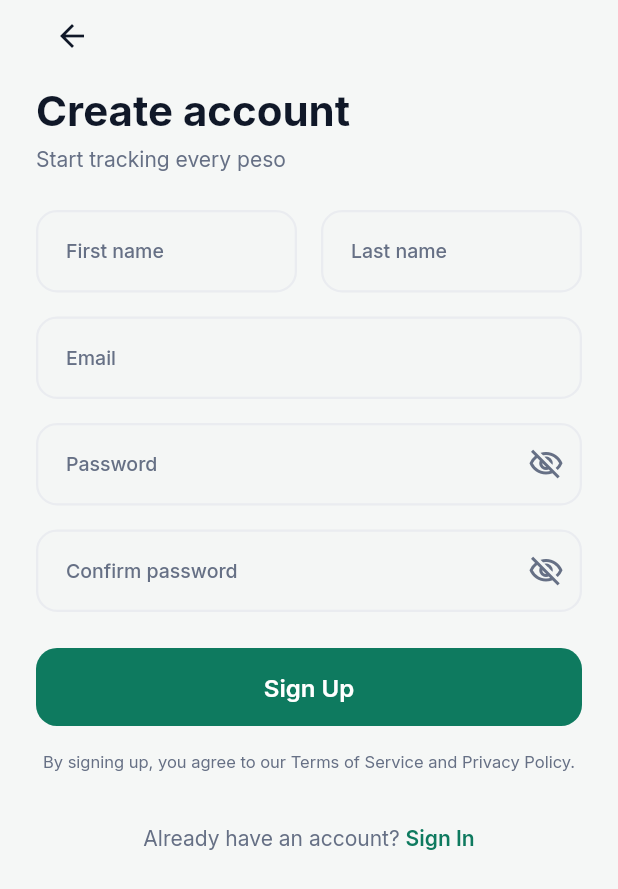
After one commit to iamjmydv/PitakapFlutter, a Flutter app: the SignUpPage screen opened by its route, on a phone screen of 412 x 824 dp. The commit adds this screen. Shown: the top 889 px of the screen. Run offline on Flutter 3.47's test engine with Material 3 defaults, Android fonts, the phone set to English and light mode, and no system bars; our stand-ins replace firebase_core, flutter_riverpod, go_router, shared_preferences; accounts and stored records are empty.

Commit message:
feat(auth): add sign up screen and login navigation
- Build the sign up screen to match the design in light and dark themes
- Add confirmPassword and notEmpty validators with unit tests
- Register the sign-up route and wire login to sign up and back
- Guard the back action so a direct deep link still reaches login

```diff
--- a/pitakapflutter/lib/core/resources/strings.dart
+++ b/pitakapflutter/lib/core/resources/strings.dart
@@ -1,6 +1,18 @@
 class Strings {
   static const String appName = 'Pitakap';
   static const String appTagline = 'Your wallet, tracked';
+
+  static const String signUpTitle = 'Create account';
+  static const String signUpSubtitle = 'Start tracking every peso';
+  static const String signUpAction = 'Sign Up';
+  static const String signUpTerms =
+      'By signing up, you agree to our Terms of Service and Privacy Policy.';
+  static const String signUpHaveAccount = 'Already have an account? ';
+  static const String signUpSignInLink = 'Sign In';
+
+  static const String firstNameLabel = 'First name';
+  static const String lastNameLabel = 'Last name';
+  static const String confirmPasswordLabel = 'Confirm password';
 
   static const String emailLabel = 'Email';
   static const String passwordLabel = 'Password';
@@ -51,7 +63,10 @@ class Strings {
   static const String passwordRequired = 'Password is required';
   static const String passwordTooShort =
       'Password must be at least 6 characters';
-  static const String nameRequired = 'Name is required';
+  static const String firstNameRequired = 'First name is required';
+  static const String lastNameRequired = 'Last name is required';
+  static const String confirmPasswordRequired = 'Please confirm your password';
+  static const String passwordsDoNotMatch = 'Passwords do not match';
   static const String amountRequired = 'Amount is required';
   static const String amountInvalid = 'Enter a valid amount';
 
--- a/pitakapflutter/lib/core/router/app_router.dart
+++ b/pitakapflutter/lib/core/router/app_router.dart
@@ -4,6 +4,7 @@ import 'package:go_router/go_router.dart';
 import 'package:pitakapflutter/core/router/app_routes.dart';
 import 'package:pitakapflutter/core/router/main_shell.dart';
 import 'package:pitakapflutter/feature/auth/presentation/login/login_page.dart';
+import 'package:pitakapflutter/feature/auth/presentation/sign_up/sign_up_page.dart';
 import 'package:pitakapflutter/feature/dashboard/presentation/dashboard_page.dart';
 import 'package:pitakapflutter/feature/expense/presentation/expenses_page.dart';
 import 'package:pitakapflutter/feature/onboarding/presentation/onboarding_page.dart';
@@ -34,6 +35,10 @@ final goRouterProvider = Provider<GoRouter>((ref) {
         path: AppRoutes.login,
         builder: (context, state) => const LoginPage(),
       ),
+      GoRoute(
+        path: AppRoutes.signUp,
+        builder: (context, state) => const SignUpPage(),
+      ),
       StatefulShellRoute.indexedStack(
         builder: (context, state, navigationShell) =>
             MainShell(navigationShell: navigationShell),
--- a/pitakapflutter/lib/core/router/app_routes.dart
+++ b/pitakapflutter/lib/core/router/app_routes.dart
@@ -2,6 +2,7 @@ abstract final class AppRoutes {
   static const String splash = '/';
   static const String onboarding = '/onboarding';
   static const String login = '/login';
+  static const String signUp = '/sign-up';
   static const String dashboard = '/dashboard';
   static const String subscriptions = '/subscriptions';
   static const String expenses = '/expenses';
--- a/pitakapflutter/lib/core/utils/validators.dart
+++ b/pitakapflutter/lib/core/utils/validators.dart
@@ -24,4 +24,15 @@ abstract final class Validators {
 
     return null;
   }
+
+  static String? confirmPassword(String? value, String password) {
+    if ((value ?? '').isEmpty) return Strings.confirmPasswordRequired;
+    if (value != password) return Strings.passwordsDoNotMatch;
+
+    return null;
+  }
+
+  static String? notEmpty(String? value, String message) {
+    return (value?.trim() ?? '').isEmpty ? message : null;
+  }
 }
--- a/pitakapflutter/lib/feature/auth/presentation/login/login_page.dart
+++ b/pitakapflutter/lib/feature/auth/presentation/login/login_page.dart
@@ -1,7 +1,9 @@
 import 'package:flutter/material.dart';
 import 'package:flutter_riverpod/flutter_riverpod.dart';
+import 'package:go_router/go_router.dart';
 import 'package:pitakapflutter/core/common/common.dart';
 import 'package:pitakapflutter/core/resources/strings.dart';
+import 'package:pitakapflutter/core/router/app_routes.dart';
 import 'package:pitakapflutter/core/theme/app_theme.dart';
 import 'package:pitakapflutter/core/utils/validators.dart';
 import 'package:pitakapflutter/core/widgets/app_logo.dart';
@@ -31,6 +33,8 @@ class _LoginPageState extends ConsumerState<LoginPage> {
     FocusScope.of(context).unfocus();
     _formKey.currentState?.validate();
   }
+
+  void _openSignUp() => context.push(AppRoutes.signUp);
 
   @override
   Widget build(BuildContext context) {
@@ -97,7 +101,7 @@ class _LoginPageState extends ConsumerState<LoginPage> {
                   CommonRichLinkText(
                     text: Strings.loginNoAccount,
                     linkText: Strings.loginSignUpLink,
-                    onTap: () {},
+                    onTap: _openSignUp,
                   ),
                   const SizedBox(height: AppSpacing.lg),
                 ],
--- /dev/null
+++ b/pitakapflutter/lib/feature/auth/presentation/sign_up/sign_up_page.dart
@@ -0,0 +1,176 @@
+import 'package:flutter/material.dart';
+import 'package:flutter_riverpod/flutter_riverpod.dart';
+import 'package:go_router/go_router.dart';
+import 'package:pitakapflutter/core/common/common.dart';
+import 'package:pitakapflutter/core/resources/strings.dart';
+import 'package:pitakapflutter/core/router/app_routes.dart';
+import 'package:pitakapflutter/core/theme/app_theme.dart';
+import 'package:pitakapflutter/core/utils/validators.dart';
+
+class SignUpPage extends ConsumerStatefulWidget {
+  const SignUpPage({super.key});
+
+  @override
+  ConsumerState<SignUpPage> createState() => _SignUpPageState();
+}
+
+class _SignUpPageState extends ConsumerState<SignUpPage> {
+  final GlobalKey<FormState> _formKey = GlobalKey<FormState>();
+  final TextEditingController _firstNameController = TextEditingController();
+  final TextEditingController _lastNameController = TextEditingController();
+  final TextEditingController _emailController = TextEditingController();
+  final TextEditingController _passwordController = TextEditingController();
+  final TextEditingController _confirmController = TextEditingController();
+  final FocusNode _lastNameFocusNode = FocusNode();
+  final FocusNode _emailFocusNode = FocusNode();
+  final FocusNode _passwordFocusNode = FocusNode();
+  final FocusNode _confirmFocusNode = FocusNode();
+
+  @override
+  void dispose() {
+    _firstNameController.dispose();
+    _lastNameController.dispose();
+    _emailController.dispose();
+    _passwordController.dispose();
+    _confirmController.dispose();
+    _lastNameFocusNode.dispose();
+    _emailFocusNode.dispose();
+    _passwordFocusNode.dispose();
+    _confirmFocusNode.dispose();
+    super.dispose();
+  }
+
+  void _onSignUp() {
+    FocusScope.of(context).unfocus();
+    _formKey.currentState?.validate();
+  }
+
+  void _openLogin() {
+    if (context.canPop()) {
+      context.pop();
+      return;
+    }
+
+    context.go(AppRoutes.login);
+  }
+
+  @override
+  Widget build(BuildContext context) {
+    final theme = Theme.of(context);
+
+    return Scaffold(
+      body: SafeArea(
+        child: SingleChildScrollView(
+          padding: const EdgeInsets.symmetric(horizontal: AppSpacing.lg),
+          child: Form(
+            key: _formKey,
+            child: Column(
+              crossAxisAlignment: CrossAxisAlignment.stretch,
+              children: [
+                Align(
+                  alignment: Alignment.centerLeft,
+                  child: IconButton(
+                    onPressed: _openLogin,
+                    icon: const Icon(Icons.arrow_back),
+                  ),
+                ),
+                const SizedBox(height: AppSpacing.sm),
+                Text(
+                  Strings.signUpTitle,
+                  style: theme.textTheme.headlineLarge,
+                ),
+                const SizedBox(height: AppSpacing.xs),
+                Text(
+                  Strings.signUpSubtitle,
+                  style: theme.textTheme.bodyMedium,
+                ),
+                const SizedBox(height: AppSpacing.lg),
+                Row(
+                  crossAxisAlignment: CrossAxisAlignment.start,
+                  children: [
+                    Expanded(
+                      child: CommonTextField(
+                        controller: _firstNameController,
+                        label: Strings.firstNameLabel,
+                        textCapitalization: TextCapitalization.words,
+                        textInputAction: TextInputAction.next,
+                        validator: (value) => Validators.notEmpty(
+                          value,
+                          Strings.firstNameRequired,
+                        ),
+                        onFieldSubmitted: (_) =>
+                            _lastNameFocusNode.requestFocus(),
+                      ),
+                    ),
+                    const SizedBox(width: AppSpacing.md),
+                    Expanded(
+                      child: CommonTextField(
+                        controller: _lastNameController,
+                        focusNode: _lastNameFocusNode,
+                        label: Strings.lastNameLabel,
+                        textCapitalization: TextCapitalization.words,
+                        textInputAction: TextInputAction.next,
+                        validator: (value) => Validators.notEmpty(
+                          value,
+                          Strings.lastNameRequired,
+                        ),
+                        onFieldSubmitted: (_) => _emailFocusNode.requestFocus(),
+                      ),
+                    ),
+                  ],
+                ),
+                const SizedBox(height: AppSpacing.md),
+                CommonTextField(
+                  controller: _emailController,
+                  focusNode: _emailFocusNode,
+                  label: Strings.emailLabel,
+                  keyboardType: TextInputType.emailAddress,
+                  textInputAction: TextInputAction.next,
+                  validator: Validators.email,
+                  onFieldSubmitted: (_) => _passwordFocusNode.requestFocus(),
+                ),
+                const SizedBox(height: AppSpacing.md),
+                CommonPasswordField(
+                  controller: _passwordController,
+                  focusNode: _passwordFocusNode,
+                  textInputAction: TextInputAction.next,
+                  validator: Validators.password,
+                  onFieldSubmitted: (_) => _confirmFocusNode.requestFocus(),
+                ),
+                const SizedBox(height: AppSpacing.md),
+                CommonPasswordField(
+                  controller: _confirmController,
+                  focusNode: _confirmFocusNode,
+                  label: Strings.confirmPasswordLabel,
+                  validator: (value) => Validators.confirmPassword(
+                    value,
+                    _passwordController.text,
+                  ),
+                  onFieldSubmitted: (_) => _onSignUp(),
+                ),
+                const SizedBox(height: AppSpacing.lg),
+                CommonPrimaryButton(
+                  label: Strings.signUpAction,
+                  onPressed: _onSignUp,
+                ),
+                const SizedBox(height: AppSpacing.md),
+                Text(
+                  Strings.signUpTerms,
+                  textAlign: TextAlign.center,
+                  style: theme.textTheme.labelSmall,
+                ),
+                const SizedBox(height: AppSpacing.xl),
+                CommonRichLinkText(
+                  text: Strings.signUpHaveAccount,
+                  linkText: Strings.signUpSignInLink,
+                  onTap: _openLogin,
+                ),
+                const SizedBox(height: AppSpacing.lg),
+              ],
+            ),
+          ),
+        ),
+      ),
+    );
+  }
+}
```
Also changed, not shown: 3 other files.
